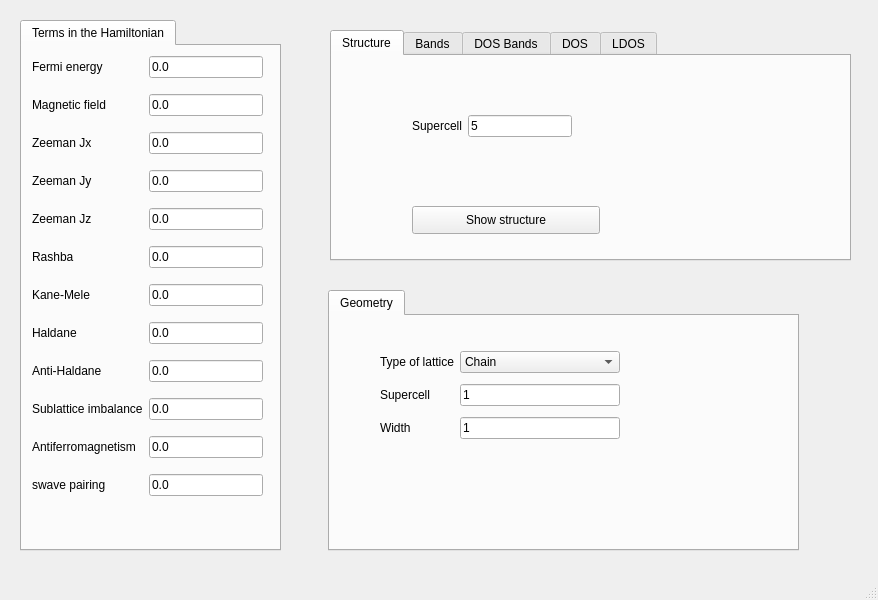
Above: development/interface-pyqt/1d/interface.ui from joselado/quantum-honeycomp before the change. Below: the same form after it.
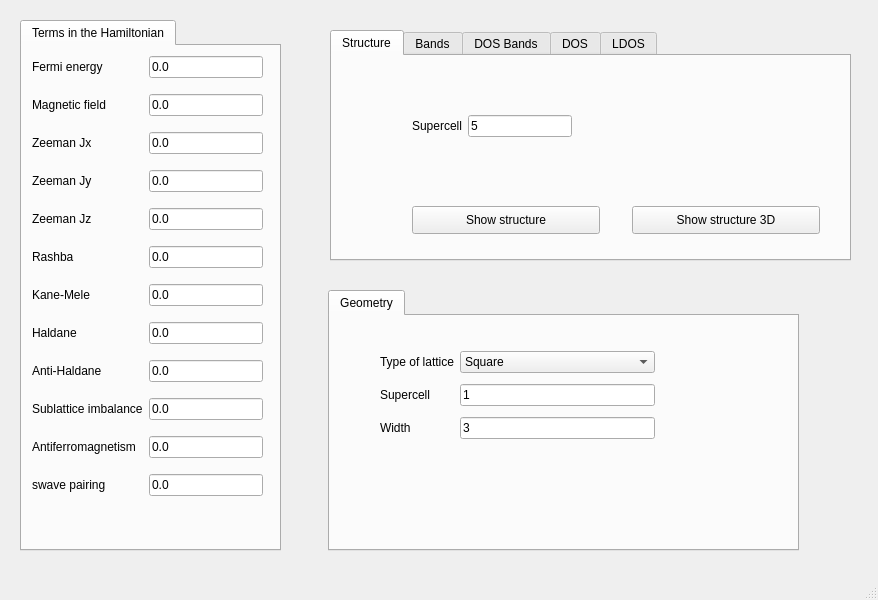
That is the form after the change. The open tabs and pages were chosen to show the change.

What changed in the file:
```diff
--- a/development/interface-pyqt/1d/interface.ui
+++ b/development/interface-pyqt/1d/interface.ui
@@ -44,7 +44,7 @@
        <rect>
         <x>50</x>
         <y>30</y>
-        <width>240</width>
+        <width>275</width>
         <height>100</height>
        </rect>
       </property>
@@ -58,11 +58,6 @@
        </item>
        <item row="0" column="1">
         <widget class="QComboBox" name="lattice">
-         <item>
-          <property name="text">
-           <string>Chain</string>
-          </property>
-         </item>
          <item>
           <property name="text">
            <string>Square</string>
@@ -112,7 +107,7 @@
        <item row="2" column="1">
         <widget class="QLineEdit" name="width">
          <property name="text">
-          <string>1</string>
+          <string>3</string>
          </property>
         </widget>
        </item>
@@ -386,6 +381,19 @@
        </item>
       </layout>
      </widget>
+     <widget class="QPushButton" name="show_structure_3d">
+      <property name="geometry">
+       <rect>
+        <x>300</x>
+        <y>150</y>
+        <width>188</width>
+        <height>28</height>
+       </rect>
+      </property>
+      <property name="text">
+       <string>Show structure 3D</string>
+      </property>
+     </widget>
     </widget>
     <widget class="QWidget" name="tab_5">
      <attribute name="title">
```
Left out of the diff: 9 changed lines with no effect on the pictures.
